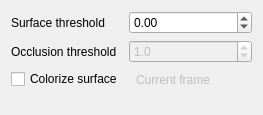
Before: the Qt Designer form gui/VolumeOptions.ui in Kitware/TeleSculptor, drawn with Qt 5.
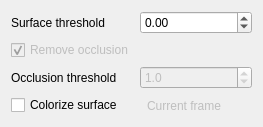
After: the same form once the commit is applied.

Commit message: Add RemoveOcclusion checkbox.

What changed in the file:
```diff
--- a/gui/VolumeOptions.ui
+++ b/gui/VolumeOptions.ui
@@ -37,14 +37,14 @@
      </property>
     </widget>
    </item>
-   <item row="2" column="0">
+   <item row="4" column="0">
     <widget class="QCheckBox" name="checkBoxColorizeSurface">
      <property name="text">
       <string>Colorize surface</string>
      </property>
     </widget>
    </item>
-   <item row="2" column="1">
+   <item row="4" column="1">
     <widget class="QToolButton" name="toolButtonColorizeSurfaceMenu">
      <property name="enabled">
       <bool>false</bool>
@@ -66,14 +66,14 @@
      </property>
     </widget>
    </item>
-   <item row="1" column="0">
+   <item row="3" column="0">
     <widget class="QLabel" name="label_3">
      <property name="text">
       <string>Occlusion threshold</string>
      </property>
     </widget>
    </item>
-   <item row="1" column="1">
+   <item row="3" column="1">
     <widget class="QDoubleSpinBox" name="doubleSpinBoxOcclusionThreshold">
      <property name="enabled">
       <bool>false</bool>
@@ -92,6 +92,19 @@
      </property>
     </widget>
    </item>
+   <item row="1" column="0">
+    <widget class="QCheckBox" name="checkBoxRemoveOcclusion">
+     <property name="enabled">
+      <bool>false</bool>
+     </property>
+     <property name="text">
+      <string>Remove occlusion</string>
+     </property>
+     <property name="checked">
+      <bool>true</bool>
+     </property>
+    </widget>
+   </item>
   </layout>
  </widget>
  <resources/>
```
The commit also changes 7 other files.
